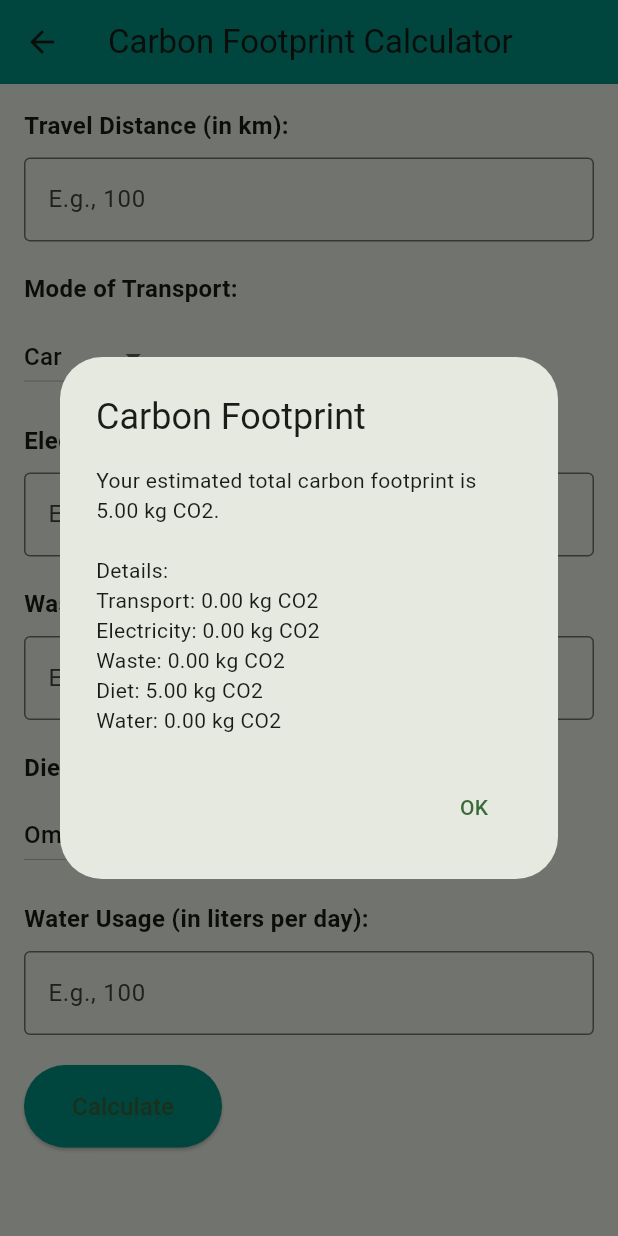
After one commit to Sreys10/ngo_app2, a Flutter app: the CarbonFootprintPage screen opened directly, after a tap on "Calculate", on a phone screen of 412 x 824 dp. The commit adds this screen. Run offline on Flutter 3.47's test engine with Material 3 defaults, Android fonts, the phone set to English and light mode, and no system bars.

Commit message:
added carbon footprint

```diff
--- /dev/null
+++ b/ngo_app/lib/carbon_footprint.dart
@@ -0,0 +1,202 @@
+import 'package:flutter/material.dart';
+
+class CarbonFootprintPage extends StatelessWidget {
+  const CarbonFootprintPage({super.key});
+
+  @override
+  Widget build(BuildContext context) {
+    final TextEditingController distanceController = TextEditingController();
+    final TextEditingController electricityController = TextEditingController();
+    final TextEditingController wasteController = TextEditingController();
+    final TextEditingController waterController = TextEditingController();
+
+    String selectedTransport = 'Car'; // Default transport mode
+    String selectedDiet = 'Omnivore'; // Default diet
+
+    final transportEmissions = {
+      'Car': 0.21,
+      'Bus': 0.05,
+      'Bike': 0.00,
+      'Train': 0.06,
+      'Airplane': 0.25,
+    };
+
+    final dietEmissions = {
+      'Vegan': 2.0,
+      'Vegetarian': 3.0,
+      'Omnivore': 5.0,
+    };
+
+    return Scaffold(
+      appBar: AppBar(
+        title: const Text('Carbon Footprint Calculator'),
+        backgroundColor: Colors.teal,
+      ),
+      body: SingleChildScrollView(
+        padding: const EdgeInsets.all(16.0),
+        child: Column(
+          crossAxisAlignment: CrossAxisAlignment.start,
+          children: [
+            const Text(
+              'Travel Distance (in km):',
+              style: TextStyle(fontSize: 16, fontWeight: FontWeight.bold),
+            ),
+            const SizedBox(height: 10),
+            TextField(
+              controller: distanceController,
+              keyboardType: TextInputType.number,
+              decoration: const InputDecoration(
+                border: OutlineInputBorder(),
+                hintText: 'E.g., 100',
+              ),
+            ),
+            const SizedBox(height: 20),
+            const Text(
+              'Mode of Transport:',
+              style: TextStyle(fontSize: 16, fontWeight: FontWeight.bold),
+            ),
+            const SizedBox(height: 10),
+            DropdownButton<String>(
+              value: selectedTransport,
+              onChanged: (String? newValue) {
+                if (newValue != null) {
+                  selectedTransport = newValue;
+                }
+              },
+              items: transportEmissions.keys.map((String key) {
+                return DropdownMenuItem<String>(
+                  value: key,
+                  child: Text(key),
+                );
+              }).toList(),
+            ),
+            const SizedBox(height: 20),
+            const Text(
+              'Electricity Usage (in kWh):',
+              style: TextStyle(fontSize: 16, fontWeight: FontWeight.bold),
+            ),
+            const SizedBox(height: 10),
+            TextField(
+              controller: electricityController,
+              keyboardType: TextInputType.number,
+              decoration: const InputDecoration(
+                border: OutlineInputBorder(),
+                hintText: 'E.g., 200',
+              ),
+            ),
+            const SizedBox(height: 20),
+            const Text(
+              'Waste Generated (in kg per week):',
+              style: TextStyle(fontSize: 16, fontWeight: FontWeight.bold),
+            ),
+            const SizedBox(height: 10),
+            TextField(
+              controller: wasteController,
+              keyboardType: TextInputType.number,
+              decoration: const InputDecoration(
+                border: OutlineInputBorder(),
+                hintText: 'E.g., 5',
+              ),
+            ),
+            const SizedBox(height: 20),
+            const Text(
+              'Dietary Habits:',
+              style: TextStyle(fontSize: 16, fontWeight: FontWeight.bold),
+            ),
+            const SizedBox(height: 10),
+            DropdownButton<String>(
+              value: selectedDiet,
+              onChanged: (String? newValue) {
+                if (newValue != null) {
+                  selectedDiet = newValue;
+                }
+              },
+              items: dietEmissions.keys.map((String key) {
+                return DropdownMenuItem<String>(
+                  value: key,
+                  child: Text(key),
+                );
+              }).toList(),
+            ),
+            const SizedBox(height: 20),
+            const Text(
+              'Water Usage (in liters per day):',
+              style: TextStyle(fontSize: 16, fontWeight: FontWeight.bold),
+            ),
+            const SizedBox(height: 10),
+            TextField(
+              controller: waterController,
+              keyboardType: TextInputType.number,
+              decoration: const InputDecoration(
+                border: OutlineInputBorder(),
+                hintText: 'E.g., 100',
+              ),
+            ),
+            const SizedBox(height: 20),
+            ElevatedButton(
+              onPressed: () {
+                final double distance =
+                    double.tryParse(distanceController.text) ?? 0.0;
+                final double electricity =
+                    double.tryParse(electricityController.text) ?? 0.0;
+                final double waste =
+                    double.tryParse(wasteController.text) ?? 0.0;
+                final double water =
+                    double.tryParse(waterController.text) ?? 0.0;
+
+                final double transportFootprint =
+                    distance * transportEmissions[selectedTransport]!;
+                final double electricityFootprint =
+                    electricity * 0.5; // Example
+                final double wasteFootprint = waste * 2.0; // Example
+                final double dietFootprint = dietEmissions[selectedDiet]!;
+                final double waterFootprint = water * 0.01; // Example
+
+                final double totalFootprint = transportFootprint +
+                    electricityFootprint +
+                    wasteFootprint +
+                    dietFootprint +
+                    waterFootprint;
+
+                showDialog(
+                  context: context,
+                  builder: (context) => AlertDialog(
+                    title: const Text('Carbon Footprint'),
+                    content: Text(
+                      'Your estimated total carbon footprint is ${totalFootprint.toStringAsFixed(2)} kg CO2.\n\n'
+                      'Details:\n'
+                      'Transport: ${transportFootprint.toStringAsFixed(2)} kg CO2\n'
+                      'Electricity: ${electricityFootprint.toStringAsFixed(2)} kg CO2\n'
+                      'Waste: ${wasteFootprint.toStringAsFixed(2)} kg CO2\n'
+                      'Diet: ${dietFootprint.toStringAsFixed(2)} kg CO2\n'
+                      'Water: ${waterFootprint.toStringAsFixed(2)} kg CO2',
+                    ),
+                    actions: [
+                      TextButton(
+                        onPressed: () {
+                          Navigator.pop(context);
+                        },
+                        child: const Text('OK'),
+                      ),
+                    ],
+                  ),
+                );
+              },
+              style: ElevatedButton.styleFrom(
+                backgroundColor: Colors.teal,
+                padding: const EdgeInsets.symmetric(
+                  horizontal: 32,
+                  vertical: 16,
+                ),
+              ),
+              child: const Text(
+                'Calculate',
+                style: TextStyle(fontSize: 16),
+              ),
+            ),
+          ],
+        ),
+      ),
+    );
+  }
+}
--- a/ngo_app/lib/management_page.dart
+++ b/ngo_app/lib/management_page.dart
@@ -1,4 +1,5 @@
 import 'package:flutter/material.dart';
+import 'carbon_footprint.dart'; // Import the carbon footprint calculation file
 
 class ManagementPage extends StatelessWidget {
   const ManagementPage({super.key});
@@ -229,26 +230,31 @@ class ManagementPage extends StatelessWidget {
                       '• Zero waste initiatives'
                 },
               ],
-            ),
+            ), // Add more sections here...
 
             const SizedBox(height: 20),
 
-            // Call to Action
+            // Calculate Carbon Footprint Button
             Padding(
               padding: const EdgeInsets.all(16.0),
               child: ElevatedButton(
                 onPressed: () {
-                  // Add navigation to detailed resources or activities
+                  Navigator.push(
+                    context,
+                    MaterialPageRoute(
+                      builder: (context) => const CarbonFootprintPage(),
+                    ),
+                  );
                 },
                 style: ElevatedButton.styleFrom(
-                  backgroundColor: const Color(0xFF2E7D32),
+                  backgroundColor: Colors.teal,
                   padding: const EdgeInsets.symmetric(
                     horizontal: 32,
                     vertical: 16,
                   ),
                 ),
                 child: const Text(
-                  'Start Management Activity',
+                  'Calculate Carbon Footprint',
                   style: TextStyle(
                     fontSize: 16,
                     fontWeight: FontWeight.bold,
--- a/ngo_app/pubspec.yaml
+++ b/ngo_app/pubspec.yaml
@@ -34,7 +34,6 @@ dependencies:
   # The following adds the Cupertino Icons font to your application.
   # Use with the CupertinoIcons class for iOS style icons.
   cupertino_icons: ^1.0.8
-  carousel_slider: ^6.1.0
 
 dev_dependencies:
   flutter_test:
```
